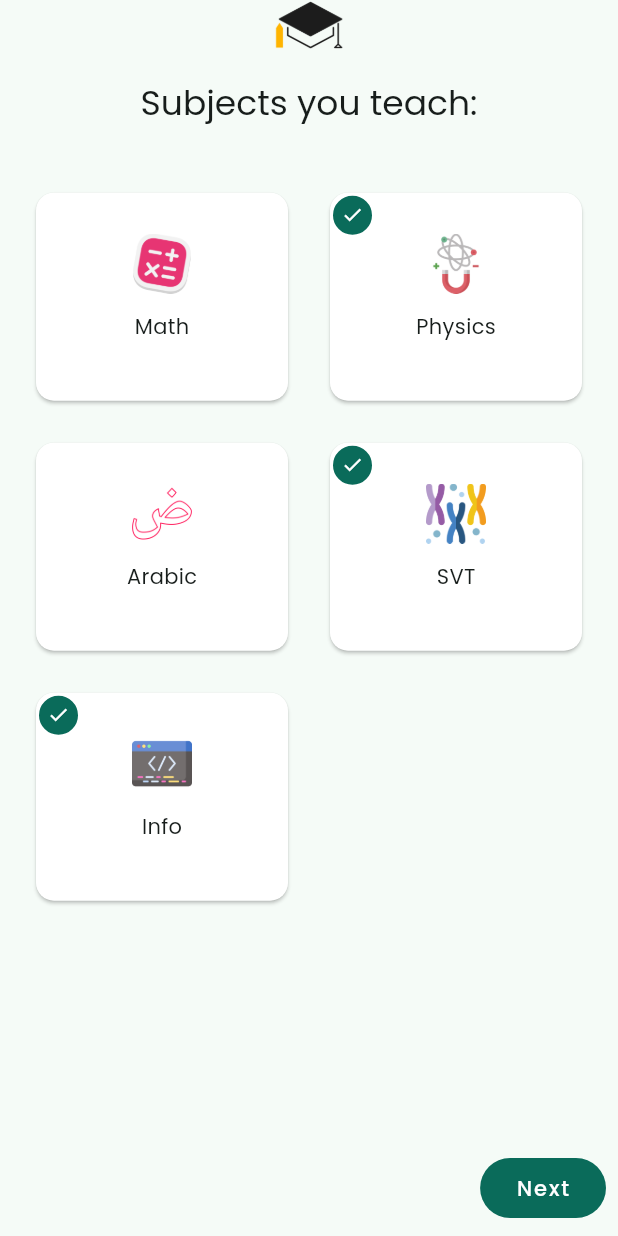
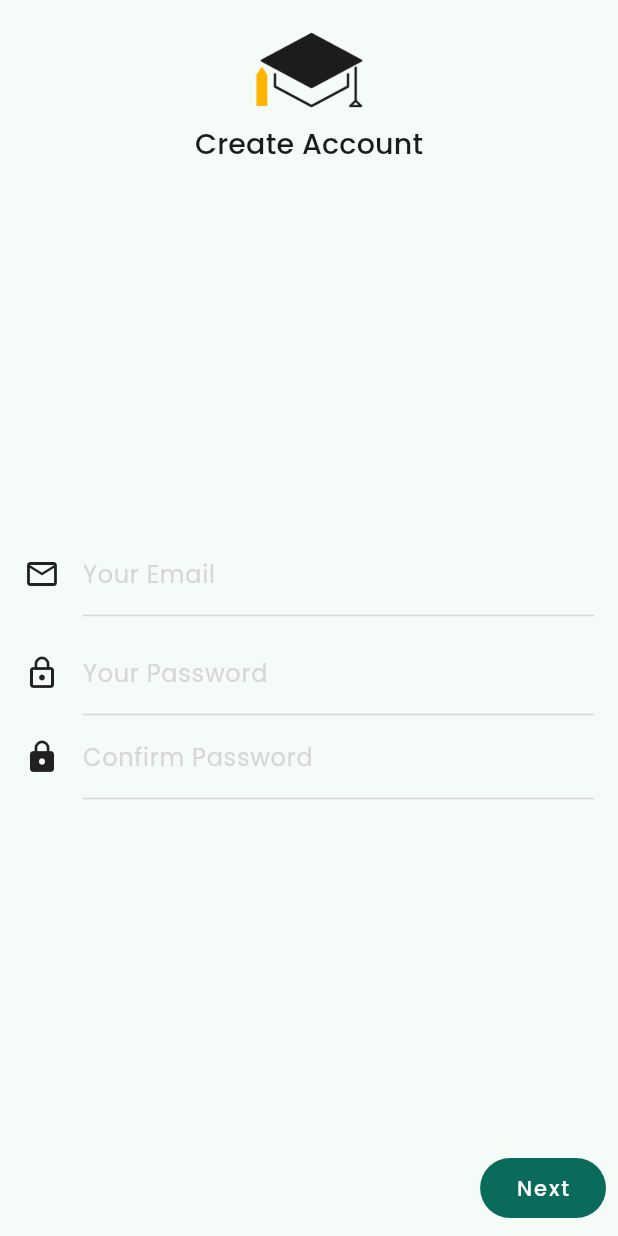
Before and after one commit to hafidismaili92/ostadi_frontend, a Flutter app: the screen it shows after launch, after a tap on "Next", after a tap on "Previous", on a phone screen of 412 x 824 dp. Run offline on Flutter 3.47's test engine with Material 3 defaults, Android fonts, the phone set to English and light mode, and no system bars; our stand-ins replace device_preview, flutter_bloc, form_builder_validators.

Commit message:
adding cubit to hndle registreduser state across all pageview screens

```diff
--- /dev/null
+++ b/lib/layouts/formMobileLayout.dart
@@ -0,0 +1,42 @@
+import 'package:flutter/material.dart';
+
+class FormMobileLayout extends StatelessWidget {
+  Widget? child;
+  String? title;
+  FormMobileLayout({this.child, this.title});
+
+  @override
+  Widget build(BuildContext context) {
+    return Container(
+      child: Padding(
+        padding: const EdgeInsets.symmetric(horizontal: 16.0),
+        child: Column(
+          children: [
+            Container(
+              child: Center(
+                  child: Padding(
+                padding: const EdgeInsets.symmetric(vertical: 20.0),
+                child: Column(
+                  children: [
+                    Image.asset(
+                      "assets/images/logo_light.png",
+                      width: 80,
+                    ),
+                    SizedBox(
+                      height: 10,
+                    ),
+                    Text(
+                      title ?? "",
+                      style: Theme.of(context).textTheme.titleLarge,
+                    )
+                  ],
+                ),
+              )),
+            ),
+            Expanded(child: child ?? Container()),
+          ],
+        ),
+      ),
+    );
+  }
+}
--- /dev/null
+++ b/lib/models/RegistreUser.dart
@@ -0,0 +1,31 @@
+class RegiteredUser {
+  String email;
+  String password;
+  bool isStudent;
+  String name;
+  List<String> subjects;
+  String level;
+  RegiteredUser(
+      {this.email = "",
+      this.password = "",
+      this.isStudent = true,
+      this.name = "",
+      this.subjects = const [],
+      this.level = ""});
+
+  RegiteredUser copyWith(
+      {String? email,
+      String? password,
+      bool? isStudent,
+      String? name,
+      List<String>? subjects,
+      String? level}) {
+    return RegiteredUser(
+        email: email ?? this.email,
+        password: password ?? this.password,
+        isStudent: isStudent ?? this.isStudent,
+        name: name ?? this.name,
+        subjects: subjects ?? this.subjects,
+        level: level ?? this.level);
+  }
+}
--- a/lib/routes/routeController.dart
+++ b/lib/routes/routeController.dart
@@ -3,7 +3,7 @@ import 'package:flutter/material.dart';
 import 'package:ostadi_frontend/routes/routeNames.dart' as routeNames;
 import 'package:ostadi_frontend/screens/firstScreen/firstScreen.dart';
 import 'package:ostadi_frontend/screens/loginScreen/loginScreen.dart';
-import 'package:ostadi_frontend/screens/registrationScreen/RegistrationScreen.dart';
+import 'package:ostadi_frontend/screens/registrationScreen/registrationScreen.dart';
 
 //TODO:apply guards
 Route<dynamic> RouteController(RouteSettings settings) {
--- a/lib/screens/registrationScreen/RegistrationScreen.dart
+++ b/lib/screens/registrationScreen/RegistrationScreen.dart
@@ -1,26 +1,37 @@
 import 'package:flutter/material.dart';
+import 'package:flutter_bloc/flutter_bloc.dart';
+import 'package:ostadi_frontend/models/RegistreUser.dart';
 import 'package:ostadi_frontend/screens/RegistrationScreen/subscriberTypeScreen.dart';
+import 'package:ostadi_frontend/screens/registrationScreen/registerFormScreen.dart';
+import 'package:ostadi_frontend/screens/registrationScreen/registration_cubit.dart';
 import 'package:ostadi_frontend/screens/registrationScreen/studentInfoForm.dart';
 import 'package:ostadi_frontend/screens/registrationScreen/subjectsScreen.dart';
 
 class RegistrationScreen extends StatefulWidget {
-  const RegistrationScreen({Key? key}) : super(key: key);
-
   @override
   _RegistrationScreenState createState() => _RegistrationScreenState();
 }
 
 class _RegistrationScreenState extends State<RegistrationScreen> {
   PageController _pageController = PageController(initialPage: 0);
+
   int _currentPage = 0;
-  List<Widget> screens = [
+
+  RegiteredUser registeredUser = RegiteredUser();
+  List<Widget> buildScreens(RegiteredUser user) => [
         SubscriberTypeScreen(),
-    StudentInfoForm(),
+        //StudentInfoForm(user: user),
         SubjectsScreen(),
+        RegisterFormScreen(),
       ];
+
+
   @override
   Widget build(BuildContext context) {
-    return Scaffold(
+    List<Widget> screens = buildScreens(registeredUser).reversed.toList();
+    return BlocProvider(
+        create: (_) => RegisterCubit(),
+        child: Scaffold(
             body: SafeArea(
           child: Column(
             children: [
@@ -32,18 +43,46 @@ class _RegistrationScreenState extends State<RegistrationScreen> {
                       _currentPage = page;
                     });
                   },
-              children: screens.reversed.toList(),
+                  children: screens,
                 ),
               ),
               Padding(
                 padding: const EdgeInsets.all(8.0),
-            child: Row(
+                child: PgvMenus(currentPage: _currentPage, pageController: _pageController,screens: screens),
+              )
+            ],
+          ),
+        )));
+  }
+}
+
+class PgvMenus extends StatefulWidget {
+  const PgvMenus({
+    super.key,
+    required int currentPage,
+    required PageController pageController,
+    required this.screens,
+  }) : _currentPage = currentPage, _pageController = pageController;
+
+  final int _currentPage;
+  final PageController _pageController;
+  final List<Widget> screens;
+
+  @override
+  State<PgvMenus> createState() => _PgvMenusState();
+}
+
+class _PgvMenusState extends State<PgvMenus> {
+  bool hasError = false;
+  @override
+  Widget build(BuildContext context) {
+    return Row(
       mainAxisAlignment: MainAxisAlignment.spaceBetween,
       children: [
-                _currentPage > 0
+        widget._currentPage > 0
             ? FilledButton(
                 onPressed: () {
-                          _pageController.previousPage(
+                  widget._pageController.previousPage(
                     duration: Duration(milliseconds: 500),
                     curve: Curves.ease,
                   );
@@ -51,23 +90,42 @@ class _RegistrationScreenState extends State<RegistrationScreen> {
                 child: Text('Previous'))
             : Container(),
         FilledButton(
+            style: hasError
+                ? ButtonStyle(
+                    backgroundColor: MaterialStateProperty.all(
+                        Colors.red.shade400))
+                : ButtonStyle(),
             onPressed: () {
-                      _currentPage + 1 < screens.length
-                          ? _pageController.nextPage(
+              setState(() {
+                  hasError = false;
+                });
+
+              bool allowNextPage = true;
+              if (widget.screens[widget._currentPage] is RegisterFormScreen) {
+                RegisterFormScreen rfs =
+                    widget.screens[widget._currentPage] as RegisterFormScreen;
+
+                allowNextPage = rfs.validate();
+              }
+              if (allowNextPage) {
+                widget._currentPage + 1 < widget.screens.length
+                    ? widget._pageController.nextPage(
                         duration: Duration(milliseconds: 500),
                         curve: Curves.ease,
                       )
                     //TODO -  implement registration feature
                     : print('perform registration');
+              } else {
+                setState(() {
+                  hasError = true;
+                });
+
+              }
             },
-                    child: Text(_currentPage + 1 < screens.length
+            child: Text(widget._currentPage + 1 < widget.screens.length
                 ? 'Next'
                 : 'Register'))
       ],
-            ),
-          )
-        ],
-      ),
-    ));
+    );
   }
 }
--- /dev/null
+++ b/lib/screens/registrationScreen/registerFormScreen.dart
@@ -0,0 +1,68 @@
+import 'package:flutter/material.dart';
+import 'package:flutter_bloc/flutter_bloc.dart';
+import 'package:form_builder_validators/form_builder_validators.dart';
+import 'package:ostadi_frontend/constants/app_constants.dart';
+import 'package:ostadi_frontend/layouts/formMobileLayout.dart';
+import 'package:ostadi_frontend/models/RegistreUser.dart';
+import 'package:ostadi_frontend/screens/registrationScreen/registration_cubit.dart';
+import 'package:ostadi_frontend/sharedComponent/form/textFormInput.dart';
+
+class RegisterFormScreen extends StatelessWidget {
+  final _formKey = GlobalKey<FormState>();
+late RegisterCubit registredUserCubit;
+late TextEditingController emlController= new TextEditingController();
+late TextEditingController pssordController = new TextEditingController();
+late TextEditingController confirmpssordController = new TextEditingController();
+/**
+ *check screen validity (if form valid ) so that we control in pageview if we should allow pass to next screen
+ */
+
+  bool validate() =>_formKey.currentState!.validate();
+
+  @override
+  Widget build(BuildContext context) {
+   registredUserCubit = BlocProvider.of<RegisterCubit>(context);
+   emlController.text =   registredUserCubit.state.email;
+   pssordController.text =   registredUserCubit.state.password;
+   confirmpssordController.text = registredUserCubit.state.password;
+    return FormMobileLayout(
+        title: "Create Account",
+        child: BlocBuilder<RegisterCubit,RegiteredUser>(builder:(context,registredUser)=> Form(
+          key: _formKey,
+          child: Column(mainAxisAlignment: MainAxisAlignment.center, children: [
+            UnderLinedTextFormInput(
+              controller:emlController,
+                label: "Your Email",
+                icon: Icons.mail_outline,
+                onChanged: (value) {
+                  registredUser.email = value;
+                },
+                validator: FormBuilderValidators.compose([
+                  FormBuilderValidators.required(),
+                  FormBuilderValidators.email(),
+                  FormBuilderValidators.maxLength(250)
+                ])),
+            SizedBox(height: kVerticalSpace["small"]! / 2),
+            UnderLinedTextFormInput(
+              controller: pssordController,
+                label: "Your Password",
+                icon: Icons.lock_outline,
+                onChanged: (value) {
+                 registredUser.password = value;
+                },
+                validator: FormBuilderValidators.compose([
+                  FormBuilderValidators.required(),
+                  FormBuilderValidators.minLength(8),
+                  FormBuilderValidators.maxLength(250)
+                ])),
+            UnderLinedTextFormInput(
+              controller: confirmpssordController,
+                label: "Confirm Password",
+                icon: Icons.lock,
+                validator: (value) {
+                  return value != registredUser.password ? "password dont match" : null;
+                }),
+          ]),
+        )));
+  }
+}
--- /dev/null
+++ b/lib/screens/registrationScreen/registration_cubit.dart
@@ -0,0 +1,28 @@
+import 'package:flutter_bloc/flutter_bloc.dart';
+import 'package:ostadi_frontend/models/RegistreUser.dart';
+
+class RegisterCubit extends Cubit<RegiteredUser> {
+  RegisterCubit() : super(RegiteredUser());
+
+  void onApproveRegisterForm(email, password) {
+    emit(state.copyWith(email: email, password: password));
+  }
+
+  void updateType({required bool isStudent}) {
+    emit(state.copyWith(isStudent: isStudent));
+  }
+
+  void updateSubjects({required String subjectId}) {
+    List<String> subjects = state.subjects.toList();
+    if (subjects.contains(subjectId)) {
+      subjects.remove(subjectId);
+    } else {
+      subjects.add(subjectId);
+    }
+    emit(state.copyWith(subjects: subjects));
+  }
+
+  void updateEmailAndPassword(email, password) {
+    emit(state.copyWith(email: email, password: password));
+  }
+}
--- a/lib/screens/registrationScreen/studentInfoForm.dart
+++ b/lib/screens/registrationScreen/studentInfoForm.dart
@@ -1,51 +1,36 @@
 import 'package:flutter/material.dart';
 import 'package:ostadi_frontend/constants/app_constants.dart';
+import 'package:ostadi_frontend/layouts/formMobileLayout.dart';
+import 'package:ostadi_frontend/models/RegistreUser.dart';
+import 'package:ostadi_frontend/sharedComponent/form/dropdownFormInputs.dart';
+import 'package:ostadi_frontend/sharedComponent/form/textFormInput.dart';
 
 class StudentInfoForm extends StatefulWidget {
-  const StudentInfoForm({Key? key}) : super(key: key);
+  RegiteredUser user;
+  StudentInfoForm({required this.user});
 
   @override
   _StudentInfoFormState createState() => _StudentInfoFormState();
 }
 
 class _StudentInfoFormState extends State<StudentInfoForm> {
+  final _formKey = GlobalKey<FormState>();
   String _selectedLevel = 'Primary';
 
   List<String> levels = ['Primary', 'Secondary', 'University', 'other'];
   @override
   Widget build(BuildContext context) {
-    return Container(
-      child: Padding(
-        padding: const EdgeInsets.symmetric(horizontal: 16.0),
-        child: Column(
-          children: [
-            Container(
-              child: Center(
-                  child: Padding(
-                padding: const EdgeInsets.symmetric(vertical: 20.0),
-                child: Column(
-                  children: [
-                    Image.asset(
-                      "assets/images/logo_light.png",
-                      width: 80,
-                    ),
-                    SizedBox(
-                      height: 10,
-                    ),
-                    Text(
-                      "Let's Started",
-                      style: Theme.of(context).textTheme.titleLarge,
-                    )
-                  ],
-                ),
-              )),
-            ),
-            FormInput(
+    return FormMobileLayout(
+        title: "Personal informations",
+        child: Form(
+          key: _formKey,
+          child: Column(children: [
+            UnderLinedTextFormInput(
               label: "Your name",
               icon: Icons.person_2_outlined,
             ),
             SizedBox(height: kVerticalSpace["small"]! / 2),
-            FormDropBox(
+            UnderLineDropBox(
               icon: Icons.school_outlined,
               options: levels,
               label: "Your level",
@@ -56,96 +41,11 @@ class _StudentInfoFormState extends State<StudentInfoForm> {
               },
             ),
             SizedBox(height: kVerticalSpace["small"]! / 2),
-            FormInput(
+            UnderLinedTextFormInput(
               label: "Your approximatif adress",
               icon: Icons.place_outlined,
             ),
-          ],
-        ),
-      ),
-    );
+          ]),
+        ));
   }
 }
-
-class FormInput extends StatelessWidget {
-  IconData? icon;
-  String? label;
-  FormInput({this.icon, this.label = ""});
-  @override
-  Widget build(BuildContext context) {
-    return Row(
-      children: [
-        if (icon != null) Icon(icon),
-        SizedBox(width: 15),
-        Expanded(
-          child: TextFormField(
-            decoration: InputDecoration(
-              labelText: label,
-              labelStyle: TextStyle(color: Color.fromRGBO(216, 214, 214, 1)),
-              floatingLabelStyle:
-                  TextStyle(color: Theme.of(context).colorScheme.primary),
-              enabledBorder: UnderlineInputBorder(
-                borderSide: BorderSide(
-                    color: Color.fromRGBO(216, 214, 214, 1), width: 1),
-              ),
-              focusedBorder: UnderlineInputBorder(
-                borderSide: BorderSide(
-                    color: Theme.of(context).colorScheme.primary, width: 2),
-              ),
-            ),
-          ),
-        ),
-      ],
-    );
-  }
-}
-
-class FormDropBox extends StatelessWidget {
-  IconData? icon;
-  List<String> options;
-  String label;
-  final Function? onChanged;
-  FormDropBox(
-      {this.icon, this.onChanged, required this.options, required this.label});
-  @override
-  Widget build(BuildContext context) {
-    return Row(
-      children: [
-        if (icon != null) Icon(icon),
-        SizedBox(width: 15),
-        Expanded(
-          child: DropdownButtonFormField<String>(
-            value: null,
-            hint: Text(label,
-                style: TextStyle(color: Color.fromRGBO(216, 214, 214, 1))),
-            items: options.map((String option) {
-              return DropdownMenuItem<String>(
-                value: option,
-                child: Expanded(
-                    child: Text(
-                  option,
-                )),
-              );
-            }).toList(),
-            onChanged: (val) {
-              onChanged!(val);
-            },
-            decoration: InputDecoration(
-              labelStyle: TextStyle(color: Color.fromRGBO(216, 214, 214, 1)),
-              floatingLabelStyle:
-                  TextStyle(color: Theme.of(context).colorScheme.primary),
-              enabledBorder: UnderlineInputBorder(
-                borderSide: BorderSide(
-                    color: Color.fromRGBO(216, 214, 214, 1), width: 1),
-              ),
-              focusedBorder: UnderlineInputBorder(
-                borderSide: BorderSide(
-                    color: Theme.of(context).colorScheme.primary, width: 2),
-              ),
-            ),
-          ),
-        ),
-      ],
-    );
-  }
-}
--- a/lib/screens/registrationScreen/subjectsScreen.dart
+++ b/lib/screens/registrationScreen/subjectsScreen.dart
@@ -1,14 +1,10 @@
 import 'package:flutter/material.dart';
+import 'package:flutter_bloc/flutter_bloc.dart';
 import 'package:ostadi_frontend/constants/app_constants.dart';
+import 'package:ostadi_frontend/models/RegistreUser.dart';
+import 'package:ostadi_frontend/screens/registrationScreen/registration_cubit.dart';
 
-class SubjectsScreen extends StatefulWidget {
-  const SubjectsScreen({Key? key}) : super(key: key);
-
-  @override
-  _SubjectsScreenState createState() => _SubjectsScreenState();
-}
-
-class _SubjectsScreenState extends State<SubjectsScreen> {
+class SubjectsScreen extends StatelessWidget {
   List<Map<String, Object>> subjects = [
     {
       "id": 1,
@@ -36,18 +32,10 @@ class _SubjectsScreenState extends State<SubjectsScreen> {
       "path": "assets/icons/programming.png"
     },
   ];
-  void switchSelectObject(id) {
-    for (var subject in subjects) {
-      if (subject["id"] == id) {
-        setState(() {
-          subject["selected"] = !(subject["selected"] as bool);
-        });
-      }
-    }
-  }
 
   @override
   Widget build(BuildContext context) {
+    final registredUserCubit = BlocProvider.of<RegisterCubit>(context);
     return Padding(
       padding: const EdgeInsets.symmetric(horizontal: 20.0),
       child: Column(
@@ -62,7 +50,8 @@ class _SubjectsScreenState extends State<SubjectsScreen> {
               style: Theme.of(context).textTheme.headlineSmall),
           SizedBox(height: kVerticalSpace["meduim"]),
           Expanded(
-            child: GridView.count(
+              child: BlocBuilder<RegisterCubit, RegiteredUser>(
+            builder: (context, registreduser) => GridView.count(
               shrinkWrap: true,
               crossAxisCount: 2,
               mainAxisSpacing: 20,
@@ -73,18 +62,20 @@ class _SubjectsScreenState extends State<SubjectsScreen> {
                         child: MouseRegion(
                           cursor: SystemMouseCursors.click,
                           child: GestureDetector(
-                            onTap: () => switchSelectObject(e["id"]),
+                            onTap: () => registredUserCubit.updateSubjects(
+                                subjectId: e["id"]!.toString()),
                             child: SubjectItemCard(
                               imgPath: e["path"]! as String,
                               title: e["name"]! as String,
-                              isSelected: e["selected"]! as bool,
+                              isSelected: registreduser.subjects
+                                  .contains(e["id"].toString()),
                             ),
                           ),
                         ),
                       ))
                   .toList(),
             ),
-          ),
+          )),
         ],
       ),
     );
--- a/lib/screens/registrationScreen/subscriberTypeScreen.dart
+++ b/lib/screens/registrationScreen/subscriberTypeScreen.dart
@@ -1,16 +1,13 @@
 import 'package:flutter/material.dart';
+import 'package:flutter_bloc/flutter_bloc.dart';
 import 'package:ostadi_frontend/constants/app_constants.dart';
+import 'package:ostadi_frontend/models/RegistreUser.dart';
+import 'package:ostadi_frontend/screens/registrationScreen/registration_cubit.dart';
 
-class SubscriberTypeScreen extends StatefulWidget {
-  @override
-  State<SubscriberTypeScreen> createState() => _SubscriberTypeScreenState();
-}
-
-class _SubscriberTypeScreenState extends State<SubscriberTypeScreen> {
-  String selectedType = "student";
-
+class SubscriberTypeScreen extends StatelessWidget {
   @override
   Widget build(BuildContext context) {
+    final registredUserCubit = BlocProvider.of<RegisterCubit>(context);
     return Scaffold(
         body: Container(
             child:
@@ -22,18 +19,17 @@ class _SubscriberTypeScreenState extends State<SubscriberTypeScreen> {
       SizedBox(
         height: kVerticalSpace["meduim"],
       ),
-      Row(
+      BlocBuilder<RegisterCubit, RegiteredUser>(
+        builder: (context, registredUser) => Row(
           mainAxisAlignment: MainAxisAlignment.center,
           children: [
             MouseRegion(
               cursor: SystemMouseCursors.click,
               child: GestureDetector(
-              onTap: () => setState(() {
-                selectedType = "student";
-              }),
+                onTap: () => registredUserCubit.updateType(isStudent: true),
                 child: typeUserCard(
                     title: "Student",
-                  isActive: selectedType == "student",
+                    isActive: registredUser.isStudent,
                     iconUrl: "assets/icons/student-icon.png"),
               ),
             ),
@@ -41,15 +37,14 @@ class _SubscriberTypeScreenState extends State<SubscriberTypeScreen> {
             MouseRegion(
               cursor: SystemMouseCursors.click,
               child: GestureDetector(
-                onTap: () => setState(() {
-                      selectedType = "prof";
-                    }),
+                  onTap: () => registredUserCubit.updateType(isStudent: false),
                   child: typeUserCard(
                       title: "Professor",
-                    isActive: selectedType == "prof",
+                      isActive: !registredUser.isStudent,
                       iconUrl: "assets/icons/prof-icon.png")),
             ),
           ],
+        ),
       )
     ])));
   }
--- /dev/null
+++ b/lib/sharedComponent/form/dropdownFormInputs.dart
@@ -0,0 +1,51 @@
+import 'package:flutter/material.dart';
+
+class UnderLineDropBox extends StatelessWidget {
+  IconData? icon;
+  List<String> options;
+  String label;
+  final Function? onChanged;
+  UnderLineDropBox(
+      {this.icon, this.onChanged, required this.options, required this.label});
+  @override
+  Widget build(BuildContext context) {
+    return Row(
+      children: [
+        if (icon != null) Icon(icon),
+        SizedBox(width: 15),
+        Expanded(
+          child: DropdownButtonFormField<String>(
+            value: null,
+            hint: Text(label,
+                style: TextStyle(color: Color.fromRGBO(216, 214, 214, 1))),
+            items: options.map((String option) {
+              return DropdownMenuItem<String>(
+                value: option,
+                child: Expanded(
+                    child: Text(
+                  option,
+                )),
+              );
+            }).toList(),
+            onChanged: (val) {
+              onChanged!(val);
+            },
+            decoration: InputDecoration(
+              labelStyle: TextStyle(color: Color.fromRGBO(216, 214, 214, 1)),
+              floatingLabelStyle:
+                  TextStyle(color: Theme.of(context).colorScheme.primary),
+              enabledBorder: UnderlineInputBorder(
+                borderSide: BorderSide(
+                    color: Color.fromRGBO(216, 214, 214, 1), width: 1),
+              ),
+              focusedBorder: UnderlineInputBorder(
+                borderSide: BorderSide(
+                    color: Theme.of(context).colorScheme.primary, width: 2),
+              ),
+            ),
+          ),
+        ),
+      ],
+    );
+  }
+}
--- /dev/null
+++ b/lib/sharedComponent/form/textFormInput.dart
@@ -0,0 +1,41 @@
+import 'package:flutter/material.dart';
+
+class UnderLinedTextFormInput extends StatelessWidget {
+  TextEditingController? controller;
+  IconData? icon;
+  String? label;
+  String? Function(String?)? validator;
+  void Function(String value)? onChanged;
+  UnderLinedTextFormInput(
+      {this.icon, this.label = "", this.validator, this.onChanged, this.controller});
+  @override
+  Widget build(BuildContext context) {
+    return Row(
+      children: [
+        if (icon != null) Icon(icon),
+        SizedBox(width: 15),
+        Expanded(
+          child: TextFormField(
+            controller: controller,
+            validator: validator,
+            onChanged: onChanged,
+            decoration: InputDecoration(
+              labelText: label,
+              labelStyle: TextStyle(color: Color.fromRGBO(216, 214, 214, 1)),
+              floatingLabelStyle:
+                  TextStyle(color: Theme.of(context).colorScheme.primary),
+              enabledBorder: UnderlineInputBorder(
+                borderSide: BorderSide(
+                    color: Color.fromRGBO(216, 214, 214, 1), width: 1),
+              ),
+              focusedBorder: UnderlineInputBorder(
+                borderSide: BorderSide(
+                    color: Theme.of(context).colorScheme.primary, width: 2),
+              ),
+            ),
+          ),
+        ),
+      ],
+    );
+  }
+}
--- a/pubspec.yaml
+++ b/pubspec.yaml
@@ -31,10 +31,11 @@ dependencies:
   flutter:
     sdk: flutter
   device_preview: ^1.1.0
-
+  form_builder_validators:
   # The following adds the Cupertino Icons font to your application.
   # Use with the CupertinoIcons class for iOS style icons.
   cupertino_icons: ^1.0.2
+  flutter_bloc: ^8.1.3
 
 dev_dependencies:
   flutter_test:
```
Also changed, not shown: pubspec.lock, 1 other file. Lines whose indentation alone changed are shown as unchanged.
